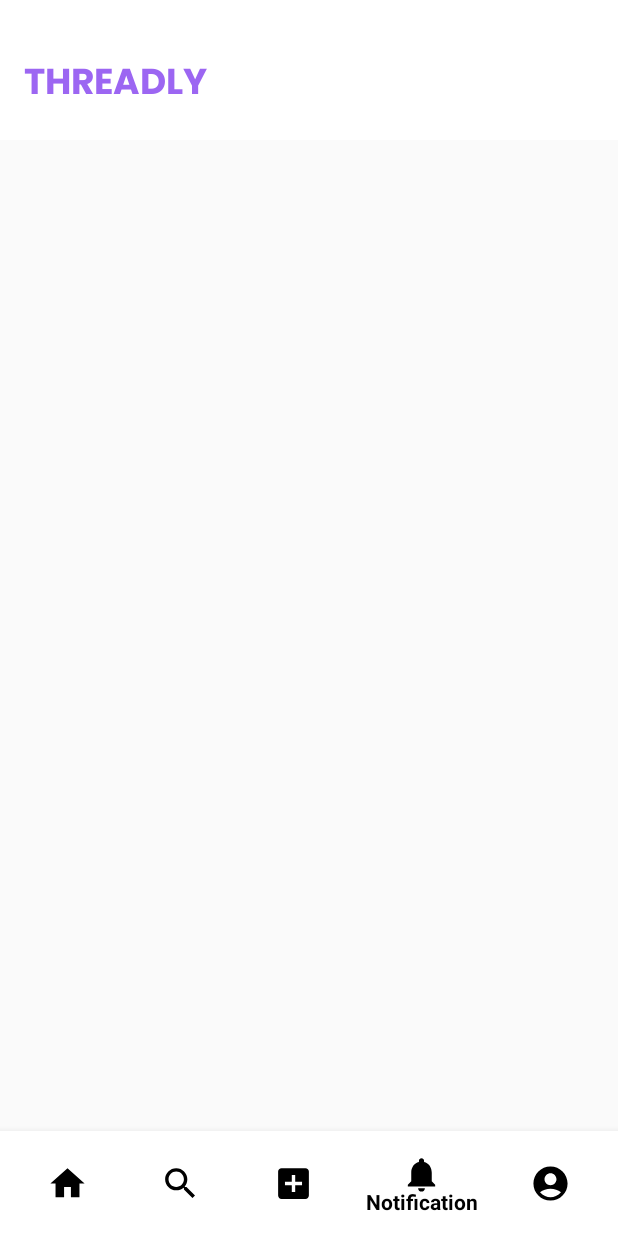
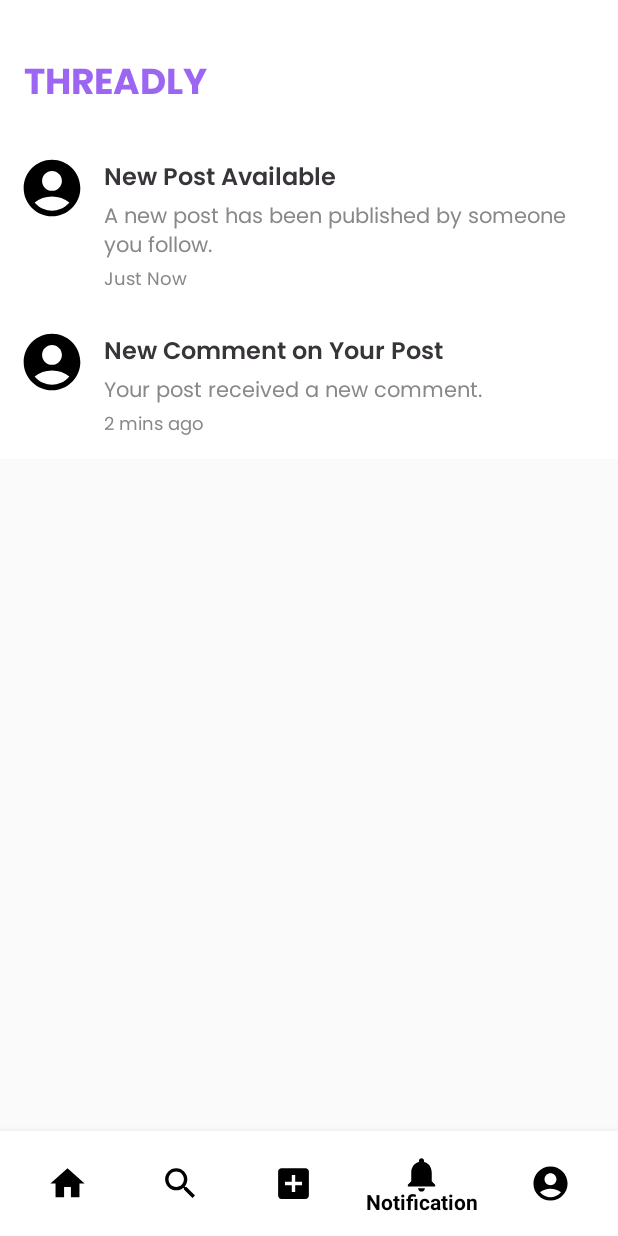
Before and after one commit to faredymae/threadlyv2, an Android app: the HomeFragment screen opened directly, with no data from a screen before it, item 4 of the bottom bar chosen, on a phone screen of 412 x 824 dp. Run offline under Robolectric (Android 15) with nearby library versions, the phone set to English and light mode, and no system bars; 1 statement that could not run was skipped.

Commit message:
with static notification fragment

```diff
--- a/threadlyv2/app/src/main/java/com/example/threadlyv2/DatabaseHelper.java
+++ b/threadlyv2/app/src/main/java/com/example/threadlyv2/DatabaseHelper.java
@@ -355,6 +355,18 @@ public class DatabaseHelper extends SQLiteOpenHelper {
         return posts;
     }
 
+    public String getUserFullName(int userId) {
+        SQLiteDatabase db = this.getReadableDatabase();
+        Cursor cursor = db.rawQuery("SELECT fullname FROM allusers WHERE id = ?", new String[]{String.valueOf(userId)});
+        if (cursor != null && cursor.moveToFirst()) {
+            String fullName = cursor.getString(cursor.getColumnIndex("fullname"));
+            cursor.close();
+            return fullName;
+        }
+        return null;
+    }
+
+
 
 
 
--- a/threadlyv2/app/src/main/java/com/example/threadlyv2/ProfileFragment.java
+++ b/threadlyv2/app/src/main/java/com/example/threadlyv2/ProfileFragment.java
@@ -16,6 +16,7 @@ import android.view.View;
 import android.view.ViewGroup;
 import android.widget.Button;
 import android.widget.ImageView;
+import android.widget.TextView;
 import android.widget.Toast;
 
 import androidx.activity.result.ActivityResultLauncher;
@@ -53,6 +54,8 @@ public class ProfileFragment extends Fragment {
         profileImageView = rootView.findViewById(R.id.profileImageView);
         recyclerViewUserPosts = rootView.findViewById(R.id.recyclerViewUserPosts);
         logoutBtn = rootView.findViewById(R.id.logoutBtn);
+        TextView profTVName = rootView.findViewById(R.id.profTVName);  // Full Name TextView
+        TextView profTVUserName = rootView.findViewById(R.id.profTVUserName);  // Username TextView
 
         // Set up RecyclerView
         recyclerViewUserPosts.setLayoutManager(new LinearLayoutManager(requireContext()));
@@ -67,6 +70,13 @@ public class ProfileFragment extends Fragment {
         if (currentUserId != -1) {
             // Load and display user posts
             loadUserPosts();
+
+            // Load user's full name from the database (assuming you have a method for this)
+            String fullName = databaseHelper.getUserFullName(currentUserId);
+            profTVName.setText(fullName);
+
+            // Use static value for testing username
+            profTVUserName.setText("TestUsername");  // Static value for testing
         } else {
             Log.e("ProfileFragment", "Invalid user ID");
             Toast.makeText(requireContext(), "Unable to load posts", Toast.LENGTH_SHORT).show();
@@ -87,6 +97,8 @@ public class ProfileFragment extends Fragment {
 
         return rootView;
     }
+
+
 
     @Override
     public void onViewCreated(View view, Bundle savedInstanceState) {
--- a/threadlyv2/app/src/main/res/layout/fragment_notification.xml
+++ b/threadlyv2/app/src/main/res/layout/fragment_notification.xml
@@ -1,12 +1,13 @@
 <?xml version="1.0" encoding="utf-8"?>
-<androidx.constraintlayout.widget.ConstraintLayout xmlns:android="http://schemas.android.com/apk/res/android"
+<androidx.constraintlayout.widget.ConstraintLayout
+    xmlns:android="http://schemas.android.com/apk/res/android"
     xmlns:app="http://schemas.android.com/apk/res-auto"
     xmlns:tools="http://schemas.android.com/tools"
     android:layout_width="match_parent"
     android:layout_height="match_parent"
     tools:context=".NotificationFragment">
 
-    <!-- Removed unnecessary nested ConstraintLayout -->
+    <!-- Banner Section -->
     <LinearLayout
         android:id="@+id/linearLayout"
         android:layout_width="match_parent"
@@ -14,23 +15,138 @@
         android:background="@color/white"
         android:orientation="vertical"
         android:padding="16dp"
+        app:layout_constraintStart_toStartOf="parent"
         app:layout_constraintEnd_toEndOf="parent"
-        app:layout_constraintStart_toStartOf="parent"
         app:layout_constraintTop_toTopOf="parent">
 
-        <!-- TextView for the title -->
+        <!-- Title TextView -->
         <TextView
             android:id="@+id/banner_title"
             android:layout_width="wrap_content"
             android:layout_height="wrap_content"
             android:layout_marginTop="20dp"
             android:fontFamily="@font/poppins_bold"
-            android:gravity="start"
             android:text="THREADLY"
             android:textColor="@color/violet"
             android:textSize="24sp"
             android:textStyle="bold" />
-
     </LinearLayout>
 
+    <!-- Notification 1 -->
+    <LinearLayout
+        android:id="@+id/notification1"
+        android:layout_width="match_parent"
+        android:layout_height="wrap_content"
+        android:orientation="horizontal"
+        android:padding="12dp"
+        android:background="@android:color/white"
+        app:layout_constraintTop_toBottomOf="@id/linearLayout">
+
+        <!-- Profile Image -->
+        <ImageView
+            android:id="@+id/profile_image1"
+            android:layout_width="45dp"
+            android:layout_height="40dp"
+            android:layout_marginEnd="12dp"
+            android:scaleType="centerCrop"
+            android:src="@drawable/ic_default_pfp" />
+
+        <!-- Notification Content -->
+        <LinearLayout
+            android:layout_width="0dp"
+            android:layout_height="wrap_content"
+            android:orientation="vertical"
+            android:layout_weight="1">
+
+            <!-- Notification Title -->
+            <TextView
+                android:id="@+id/notification_title1"
+                android:layout_width="wrap_content"
+                android:layout_height="wrap_content"
+                android:fontFamily="@font/poppins_semibold"
+                android:text="New Post Available"
+                android:textColor="#38343A"
+                android:textSize="16sp"
+                android:textStyle="bold" />
+
+            <!-- Notification Description -->
+            <TextView
+                android:id="@+id/notification_description1"
+                android:layout_width="wrap_content"
+                android:layout_height="wrap_content"
+                android:fontFamily="@font/poppins_regular"
+                android:text="A new post has been published by someone you follow."
+                android:textColor="#888888"
+                android:textSize="14sp" />
+
+            <!-- Notification Timestamp -->
+            <TextView
+                android:id="@+id/notification_timestamp1"
+                android:layout_width="wrap_content"
+                android:layout_height="wrap_content"
+                android:fontFamily="@font/poppins_regular"
+                android:text="Just Now"
+                android:textColor="#888888"
+                android:textSize="12sp" />
+        </LinearLayout>
+    </LinearLayout>
+
+    <!-- Notification 2 -->
+    <LinearLayout
+        android:id="@+id/notification2"
+        android:layout_width="match_parent"
+        android:layout_height="wrap_content"
+        android:orientation="horizontal"
+        android:padding="12dp"
+        android:background="@android:color/white"
+        app:layout_constraintTop_toBottomOf="@id/notification1">
+
+        <!-- Profile Image -->
+        <ImageView
+            android:id="@+id/profile_image2"
+            android:layout_width="45dp"
+            android:layout_height="40dp"
+            android:layout_marginEnd="12dp"
+            android:scaleType="centerCrop"
+            android:src="@drawable/ic_default_pfp" />
+
+        <!-- Notification Content -->
+        <LinearLayout
+            android:layout_width="0dp"
+            android:layout_height="wrap_content"
+            android:orientation="vertical"
+            android:layout_weight="1">
+
+            <TextView
+                android:id="@+id/notification_title2"
+                android:layout_width="wrap_content"
+                android:layout_height="wrap_content"
+                android:fontFamily="@font/poppins_semibold"
+                android:text="New Comment on Your Post"
+                android:textColor="#38343A"
+                android:textSize="16sp"
+                android:textStyle="bold" />
+
+            <TextView
+                android:id="@+id/notification_description2"
+                android:layout_width="wrap_content"
+                android:layout_height="wrap_content"
+                android:fontFamily="@font/poppins_regular"
+                android:text="Your post received a new comment."
+                android:textColor="#888888"
+                android:textSize="14sp" />
+
+            <TextView
+                android:id="@+id/notification_timestamp2"
+                android:layout_width="wrap_content"
+                android:layout_height="wrap_content"
+                android:fontFamily="@font/poppins_regular"
+                android:text="2 mins ago"
+                android:textColor="#888888"
+                android:textSize="12sp" />
+        </LinearLayout>
+    </LinearLayout>
+
+    <!-- Add more notification blocks as needed by duplicating the LinearLayout block for each notification -->
+
 </androidx.constraintlayout.widget.ConstraintLayout>
--- a/threadlyv2/app/src/main/res/layout/fragment_profile.xml
+++ b/threadlyv2/app/src/main/res/layout/fragment_profile.xml
@@ -35,55 +35,56 @@
     <!-- Profile Image -->
 
     <!-- User's Full Name -->
+
+    <!-- User's Username -->
+
+    <!-- Logout Button -->
+
+    <!-- User Posts RecyclerView -->
+
     <ImageView
         android:id="@+id/profileImageView"
         android:layout_width="100dp"
         android:layout_height="100dp"
-        android:layout_marginTop="24dp"
+        android:layout_marginTop="36dp"
         android:scaleType="centerCrop"
         android:src="@drawable/ic_default_pfp"
         app:layout_constraintEnd_toEndOf="parent"
-        app:layout_constraintHorizontal_bias="0.0"
+        app:layout_constraintHorizontal_bias="0.09"
         app:layout_constraintStart_toStartOf="parent"
         app:layout_constraintTop_toBottomOf="@id/linearLayout" />
-
-    <!-- User's Username -->
 
     <TextView
         android:id="@+id/profTVName"
         android:layout_width="wrap_content"
         android:layout_height="wrap_content"
+        android:layout_marginTop="12dp"
         android:fontFamily="@font/poppins_semibold"
         android:text="Kyla Mae Yanga"
         android:textColor="@color/black"
         android:textSize="22sp"
         app:layout_constraintEnd_toEndOf="parent"
-        app:layout_constraintHorizontal_bias="0.069"
+        app:layout_constraintHorizontal_bias="0.121"
         app:layout_constraintStart_toStartOf="parent"
-        tools:layout_editor_absoluteY="228dp" />
-
-    <!-- Logout Button -->
+        app:layout_constraintTop_toBottomOf="@+id/profileImageView" />
 
     <TextView
         android:id="@+id/profTVUserName"
         android:layout_width="wrap_content"
         android:layout_height="wrap_content"
-        android:layout_marginTop="8dp"
         android:fontFamily="@font/poppins_regular"
         android:text="_kylamaeee"
         app:layout_constraintEnd_toEndOf="parent"
-        app:layout_constraintHorizontal_bias="0.034"
+        app:layout_constraintHorizontal_bias="0.086"
         app:layout_constraintStart_toStartOf="parent"
         app:layout_constraintTop_toBottomOf="@id/profTVName" />
-
-    <!-- User Posts RecyclerView -->
 
     <Button
         android:id="@+id/logoutBtn"
         android:layout_width="102dp"
         android:layout_height="41dp"
-        android:layout_marginTop="128dp"
-        android:layout_marginEnd="28dp"
+        android:layout_marginTop="148dp"
+        android:layout_marginEnd="32dp"
         android:background="@drawable/btn"
         android:fontFamily="@font/poppins_semibold"
         android:paddingHorizontal="20dp"
@@ -98,9 +99,9 @@
     <androidx.recyclerview.widget.RecyclerView
         android:id="@+id/recyclerViewUserPosts"
 
-        android:layout_marginTop="50dp"
         android:layout_width="0dp"
         android:layout_height="0dp"
+        android:layout_marginTop="50dp"
         android:clipToPadding="false"
         android:padding="16dp"
         android:scrollbars="vertical"
@@ -109,6 +110,6 @@
         app:layout_constraintHorizontal_bias="0.0"
         app:layout_constraintStart_toStartOf="parent"
         app:layout_constraintTop_toBottomOf="@id/logoutBtn"
-        app:layout_constraintVertical_bias="1.0" />
+        app:layout_constraintVertical_bias="0.0" />
 
 </androidx.constraintlayout.widget.ConstraintLayout>
--- a/threadlyv2/app/src/main/res/layout/fragment_search.xml
+++ b/threadlyv2/app/src/main/res/layout/fragment_search.xml
@@ -3,6 +3,7 @@
     xmlns:app="http://schemas.android.com/apk/res-auto"
     xmlns:tools="http://schemas.android.com/tools"
     android:layout_width="match_parent"
+    android:background="@color/white"
     android:layout_height="match_parent"
     tools:context=".SearchFragment">
 
@@ -38,8 +39,11 @@
             android:padding="16dp">
 
             <androidx.appcompat.widget.SearchView
+
                 android:id="@+id/searchViewPosts"
                 android:layout_width="match_parent"
+                android:background="@drawable/inputfield"
+
                 android:layout_height="wrap_content"
                 android:queryHint="Search posts" />
 
```
